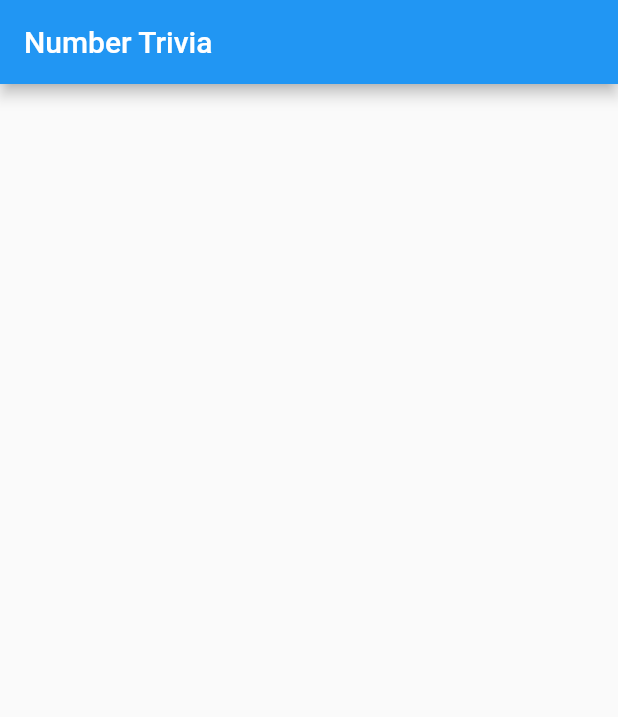
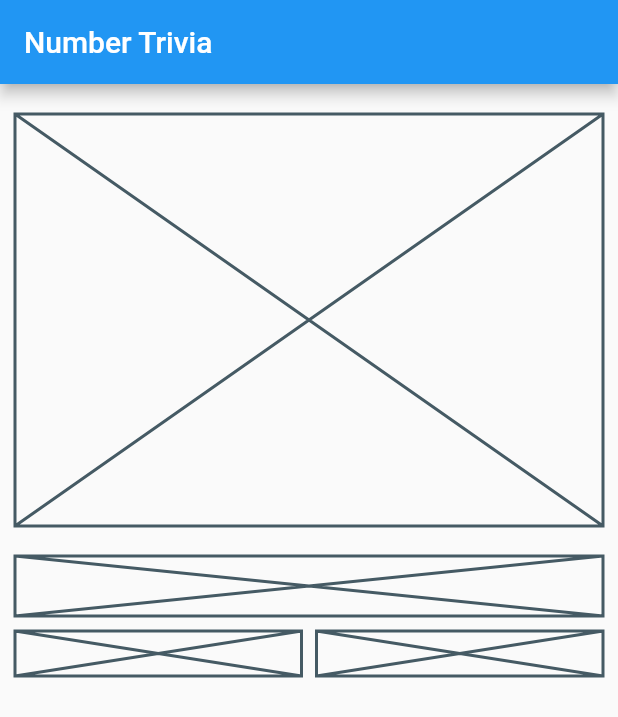
Before and after one commit to MarcoMartins2417/number_trivia_app, a Flutter app: the screen it shows after launch, on a phone screen of 412 x 824 dp. Shown: the top 717 px of the screen. Run offline on Flutter 3.47's test engine with Material 2 defaults, Android fonts, the phone set to English and light mode, and no system bars; our stand-ins replace bloc, dartz, data_connection_checker, equatable, flutter_bloc, get_it and 1 more.

Commit message:
14 - Build body of the page for the app

```diff
--- a/number_trivia_app/lib/features/number_trivia/presentation/pages/number_trivia_page.dart
+++ b/number_trivia_app/lib/features/number_trivia/presentation/pages/number_trivia_page.dart
@@ -1,9 +1,48 @@
 import 'package:flutter/material.dart';
+import 'package:flutter_bloc/flutter_bloc.dart';
+import 'package:number_trivia_app/features/number_trivia/presentation/bloc/number_trivia_bloc.dart';
+
+import '../../../../injection_container.dart';
 
 class NumberTriviaPage extends StatelessWidget {
   @override
-  Widget build(BuildContext context){
-    return Scaffold(
-      appBar: AppBar(title: Text('Number Trivia')),);
+  Widget build(BuildContext context) {
+    return Scaffold(appBar: AppBar(title: Text('Number Trivia')), body: buildBody(context));
+  }
+
+  BlocProvider<NumberTriviaBloc> buildBody(BuildContext context) {
+    return BlocProvider(
+      create: (_) => sl<NumberTriviaBloc>(),
+      child: Center(
+        child: Padding(
+          padding: const EdgeInsets.all(10),
+          child: Column(
+            children: <Widget>[
+              SizedBox(height: 10),
+              Container(
+                height: MediaQuery.of(context).size.height / 3,
+                child: Placeholder(),
+              ),
+              SizedBox(height: 20),
+              Column(
+                children: <Widget>[
+                  Placeholder(fallbackHeight: 40),
+                  SizedBox(height: 10),
+                  Row(children: <Widget>[
+                    Expanded(
+                      child: Placeholder(fallbackHeight: 30),
+                    ),
+                    SizedBox(width: 10),
+                    Expanded(
+                      child: Placeholder(fallbackHeight: 30),
+                    ),
+                  ])
+                ],
+              )
+            ],
+          ),
+        ),
+      ),
+    );
   }
 }
```
